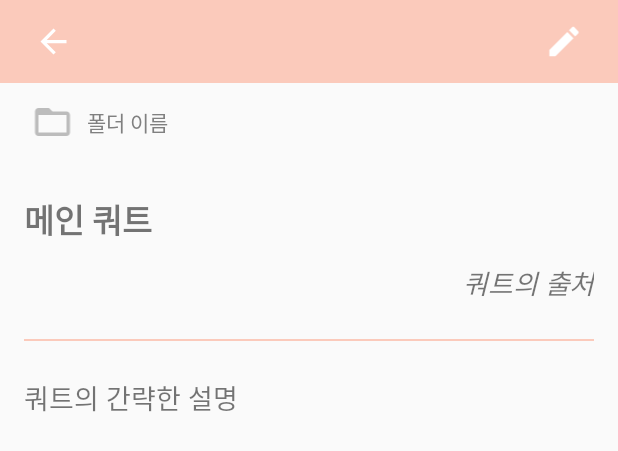
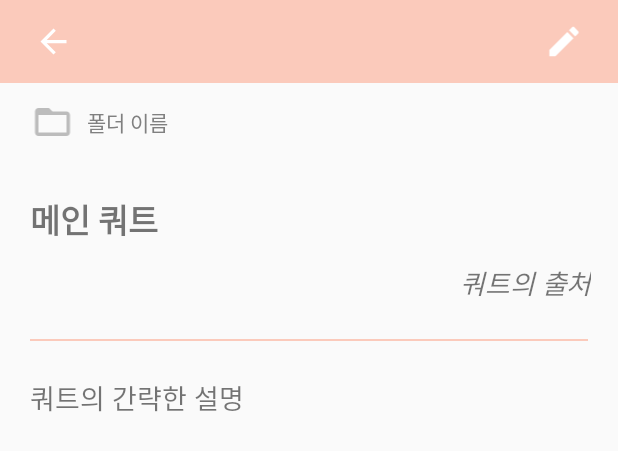
Before and after one commit to themechanic002/Project-Quotes, an Android app: the layout activity_quote_detail.xml on its own in the app's theme, with its tools: preview values and no code run, on a phone screen of 412 x 824 dp. Shown: the top 451 px of the screen. Run offline under Robolectric (Android 15) with nearby library versions, the phone set to English and light mode, and no system bars.

Commit message:
Quotes Application Project

```diff
--- a/app/src/main/res/layout/activity_quote_detail.xml
+++ b/app/src/main/res/layout/activity_quote_detail.xml
@@ -79,7 +79,7 @@
         android:id="@+id/quote_detail_sentence"
         android:layout_width="match_parent"
         android:layout_height="wrap_content"
-        android:paddingHorizontal="16dp"
+        android:paddingHorizontal="20dp"
         android:text="메인 쿼트"
         android:textSize="22dp"
         android:paddingTop="24dp"
@@ -90,7 +90,7 @@
         android:layout_width="match_parent"
         android:layout_height="wrap_content"
         android:maxLength="30"
-        android:paddingHorizontal="16dp"
+        android:paddingHorizontal="18dp"
         android:gravity="right"
         android:text="쿼트의 출처"
         android:textSize="18dp"
@@ -103,7 +103,7 @@
         android:layout_width="match_parent"
         android:layout_height="1dp"
         android:background="@color/main1"
-        android:layout_marginHorizontal="16dp"
+        android:layout_marginHorizontal="20dp"
         />
 
     <TextView
@@ -111,7 +111,7 @@
         android:layout_width="match_parent"
         android:layout_height="0dp"
         android:layout_weight="3"
-        android:paddingHorizontal="16dp"
+        android:paddingHorizontal="20dp"
         android:text="쿼트의 간략한 설명"
         android:textSize="18dp"
         android:paddingVertical="24dp"/>
```
